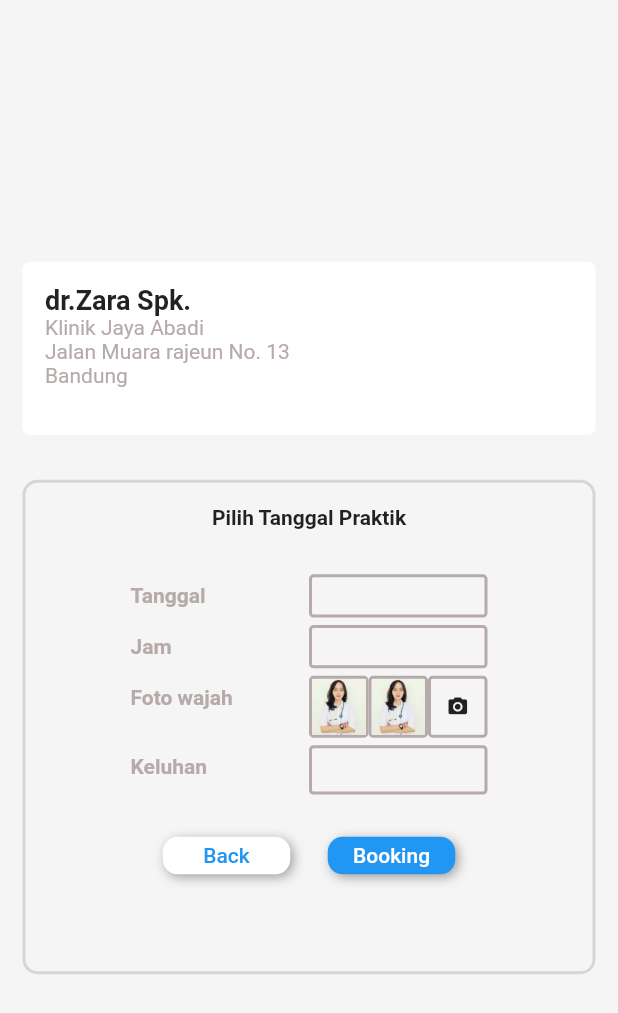
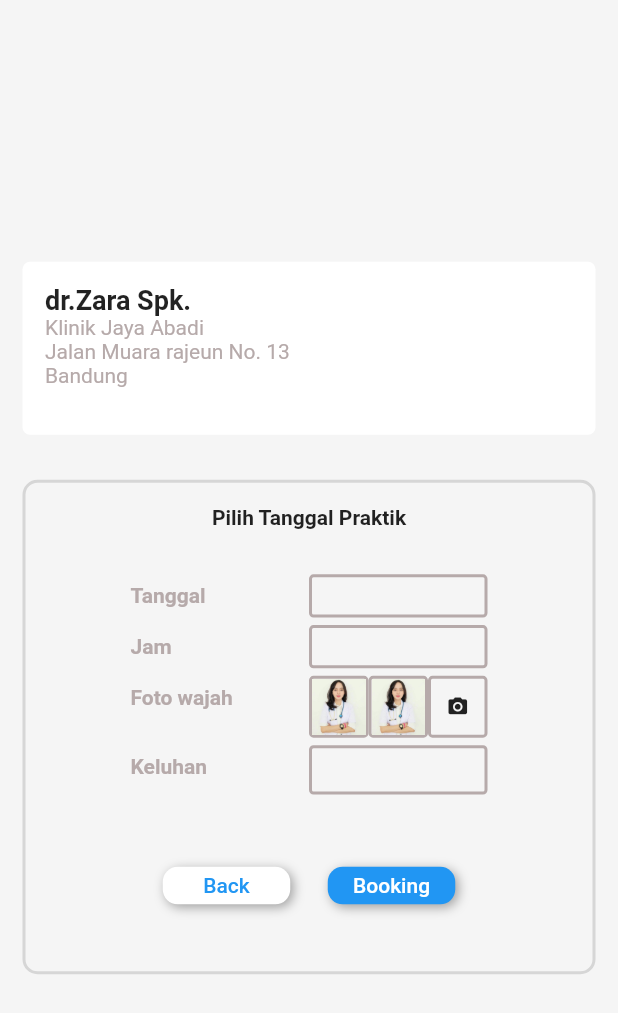
Before and after one commit to aldiandika/apps_kecantikan, a Flutter app: the BookingTelemedecineMenu screen opened by its route, on a phone screen of 412 x 824 dp. Shown: the top 1013 px of the screen. Run offline on Flutter 3.47's test engine with Material 2 defaults, Android fonts, the phone set to English and light mode, and no system bars; our stand-ins replace carousel_slider, get, smooth_page_indicator.

Commit message:
fix bug button navigation + button booking

```diff
--- a/lib/pages/booking_telemedicine_menu.dart
+++ b/lib/pages/booking_telemedicine_menu.dart
@@ -82,7 +82,7 @@ class BookingTelemedecineMenu extends StatelessWidget {
                     SizedBox(height: 15),
                     Container(
                       width: widthScreen,
-                      height: 175,
+                      height: 195,
                       padding: EdgeInsets.symmetric(
                         horizontal: 15,
                       ),
--- a/lib/pages/home_page.dart
+++ b/lib/pages/home_page.dart
@@ -42,7 +42,9 @@ class _HomepageState extends State<Homepage> {
                   ),
                   title: Container(
                     height: 40.0,
-                    padding: EdgeInsets.symmetric(vertical: 2.0,),
+                    padding: EdgeInsets.symmetric(
+                      vertical: 2.0,
+                    ),
                     child: Column(
                       crossAxisAlignment: CrossAxisAlignment.start,
                       children: [
@@ -74,7 +76,6 @@ class _HomepageState extends State<Homepage> {
                 ),
               ),
             ],
-
           ),
 
           //body
--- a/lib/pages/registration_tnc_page.dart
+++ b/lib/pages/registration_tnc_page.dart
@@ -1,3 +1,4 @@
+import 'package:apps_kecantikan/widgets/bottom_nav_widget.dart';
 import 'package:apps_kecantikan/widgets/inputData_widget.dart';
 import 'package:flutter/material.dart';
 import 'package:get/get.dart';
@@ -186,7 +187,8 @@ class _RegistrationTermAndConditionState
                   onPressed: () {
                     Navigator.push(
                       context,
-                      MaterialPageRoute(builder: (context) => Homepage()),
+                      MaterialPageRoute(
+                          builder: (context) => BottomNavWidget()),
                     );
                   },
                 ),
--- a/lib/widgets/booking_box_widget.dart
+++ b/lib/widgets/booking_box_widget.dart
@@ -181,7 +181,7 @@ class BookingBox extends StatelessWidget {
         Container(
           decoration: BoxDecoration(
             border: Border.all(
-              width: 2,
+              width: 1,
               color: Color(0xffD6D6D6),
             ),
             borderRadius: BorderRadius.only(
@@ -222,7 +222,9 @@ class BookingBox extends StatelessWidget {
                 Navigator.push(
                   context,
                   MaterialPageRoute(
-                    builder: (context) => BottomNavWidget(tabIndex: 1,),
+                    builder: (context) => BottomNavWidget(
+                      tabIndex: 1,
+                    ),
                   ),
                 );
               },
```
